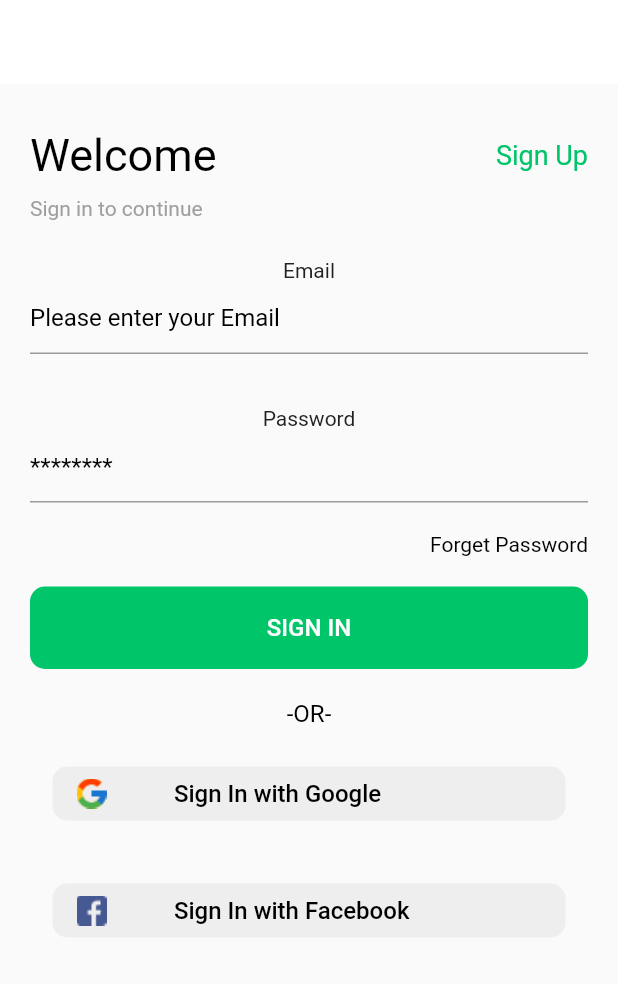
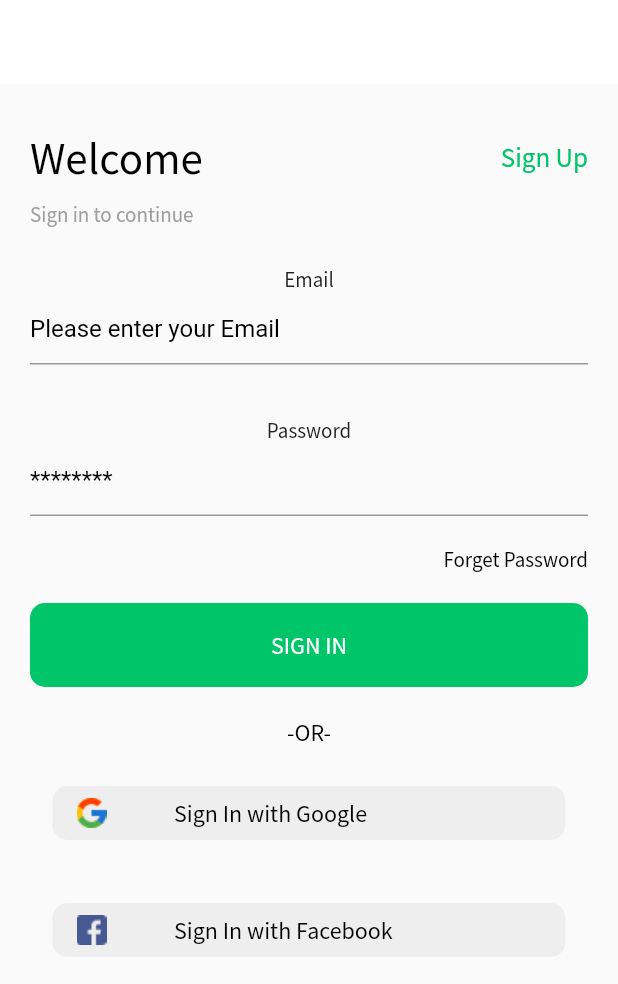
Before and after one commit to AliAlsaeed17/mega_store, a Flutter app: the screen it shows after launch, on a phone screen of 412 x 824 dp. Shown: the top 984 px of the screen. Run offline on Flutter 3.47's test engine with Material 2 defaults, Android fonts, the phone set to English and light mode, and no system bars; our stand-ins replace cloud_firestore, firebase_auth, firebase_core, get, google_sign_in; missing offline and left inert: flutter_login_facebook; accounts and stored records are empty.

Commit message:
Add line space property

```diff
--- a/lib/views/widgets/custom_text.dart
+++ b/lib/views/widgets/custom_text.dart
@@ -6,6 +6,7 @@ class CustomText extends StatelessWidget {
   final Color color;
   final Alignment alignment;
   final int? maxLines;
+  final double? lineSpace;
 
   const CustomText({
     Key? key,
@@ -14,6 +15,7 @@ class CustomText extends StatelessWidget {
     this.color = Colors.black,
     this.alignment = Alignment.center,
     this.maxLines,
+    this.lineSpace,
   }) : super(key: key);
 
   @override
@@ -24,7 +26,9 @@ class CustomText extends StatelessWidget {
         text,
         style: TextStyle(
           color: color,
+          height: lineSpace,
           fontSize: fontSize,
+          fontFamily: "SourceSansPro",
         ),
         maxLines: maxLines,
       ),
```
